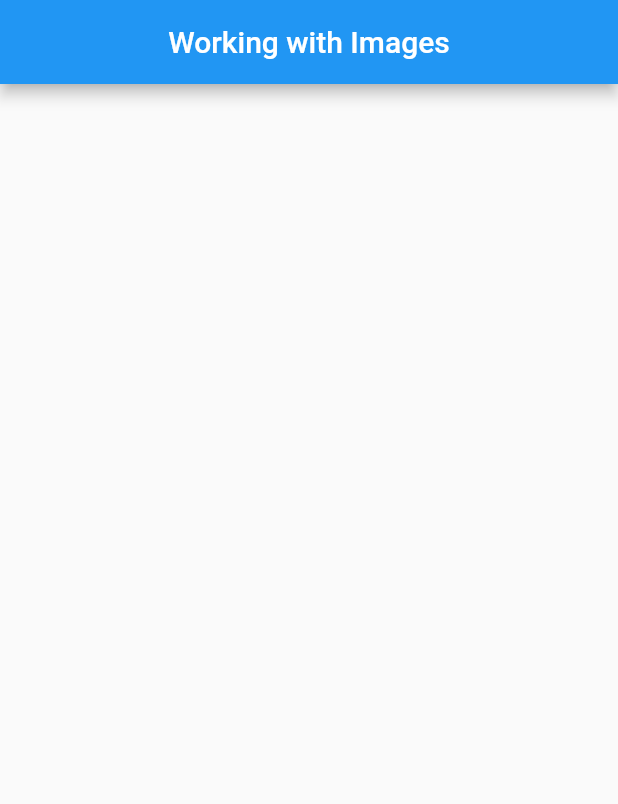
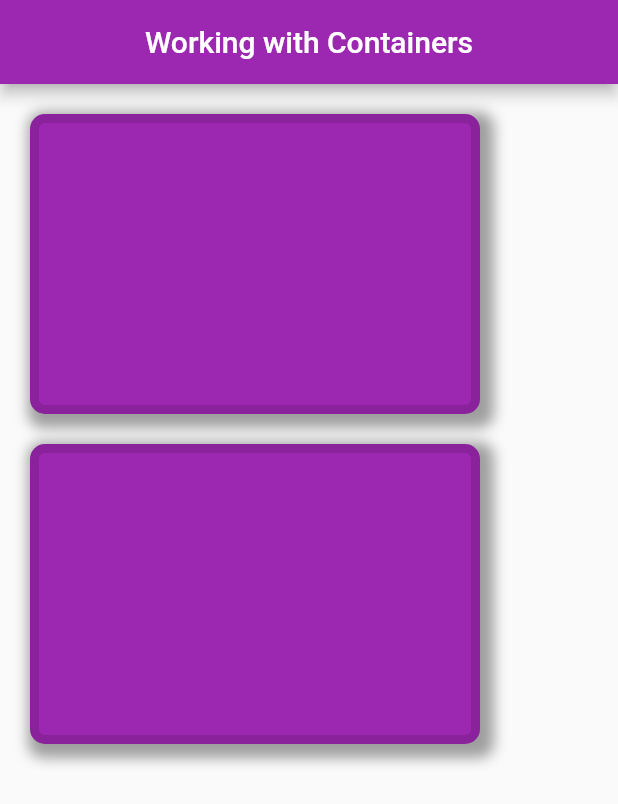
Before and after one commit to akpanphilip/flutter_journey, a Flutter app: the screen it shows after launch, on a phone screen of 412 x 824 dp. Shown: the top 804 px of the screen. Run offline on Flutter 3.47's test engine with Material 2 defaults, Android fonts, the phone set to English and light mode, and no system bars.

Commit message:
working with icons and container

```diff
--- a/lib/main.dart
+++ b/lib/main.dart
@@ -1,7 +1,9 @@
-// ignore_for_file: prefer_const_constructors
+// ignore_for_file: prefer_const_constructors, unused_import
 
 import 'package:flutter/material.dart';
-import 'screens/images.dart';
+import 'screens/exercise_image.dart';
+import 'screens/exercise_icon.dart';
+import 'screens/exercise_container.dart';
 
 void main() => runApp(MyApp());
 
@@ -13,7 +15,7 @@ class MyApp extends StatelessWidget {
   Widget build(BuildContext context) {
     return MaterialApp(
       title: 'Flutter Demo',
-      home: Home(),
+      home: ContainerExercise(),
     );
   }
 }
--- /dev/null
+++ b/lib/screens/exercise_container.dart
@@ -0,0 +1,59 @@
+// ignore_for_file: prefer_const_constructors, prefer_const_literals_to_create_immutables, sized_box_for_whitespace
+
+import 'package:flutter/material.dart';
+
+class ContainerExercise extends StatelessWidget {
+  const ContainerExercise({super.key});
+
+  @override
+  Widget build(BuildContext context) {
+    return Scaffold(
+        appBar: AppBar(
+          backgroundColor: Colors.purple,
+          title: Text('Working with Containers'),
+          centerTitle: true,
+        ),
+        body: Padding(
+          padding: EdgeInsets.all(20.0),
+          child: Column(
+            children: [
+              Container(
+                width: 300.0,
+                height: 200.0,
+                decoration: BoxDecoration(
+                    color: Colors.purple,
+                    borderRadius: BorderRadius.circular(10.0),
+                    border: Border.all(color: Colors.black12, width: 6.0),
+                    // shape: BoxShape.circle,
+                    // image: DecorationImage(image: AssetImage("images/dp.jpg")),
+                    boxShadow: [
+                      BoxShadow(
+                          color: Colors.grey,
+                          spreadRadius: 5,
+                          blurRadius: 7,
+                          offset: Offset(4, 4))
+                    ]),
+              ),
+              SizedBox(height: 20.0),
+              Container(
+                width: 300.0,
+                height: 200.0,
+                decoration: BoxDecoration(
+                    color: Colors.purple,
+                    borderRadius: BorderRadius.circular(10.0),
+                    border: Border.all(color: Colors.black12, width: 6.0),
+                    // shape: BoxShape.circle,
+                    // image: DecorationImage(image: AssetImage("images/dp.jpg")),
+                    boxShadow: [
+                      BoxShadow(
+                          color: Colors.grey,
+                          spreadRadius: 5,
+                          blurRadius: 7,
+                          offset: Offset(4, 4))
+                    ]),
+              ),
+            ],
+          ),
+        ));
+  }
+}
--- a/lib/screens/images.dart
+++ /dev/null
@@ -1,17 +0,0 @@
-// ignore_for_file: prefer_const_constructors
-
-import 'package:flutter/material.dart';
-
-class Home extends StatelessWidget {
-  const Home({super.key});
-
-  @override
-  Widget build(BuildContext context) {
-    return Scaffold(
-      appBar: AppBar(
-        title: Text('Working with Images'),
-        centerTitle: true,
-      ),
-    );
-  }
-}
--- a/pubspec.yaml
+++ b/pubspec.yaml
@@ -59,8 +59,8 @@ flutter:
   uses-material-design: true
 
   # To add assets to your application, add an assets section, like this:
-  # assets:
-  #   - images/a_dot_burr.jpeg
+  assets:
+    - images/dp.jpg
   #   - images/a_dot_ham.jpeg
 
   # An image asset can refer to one or more resolution-specific "variants", see
```
Also changed, not shown: lib/screens/exercise_icon.dart (added, +31 -0 lines), lib/screens/exercise_image.dart (added, +30 -0 lines).
